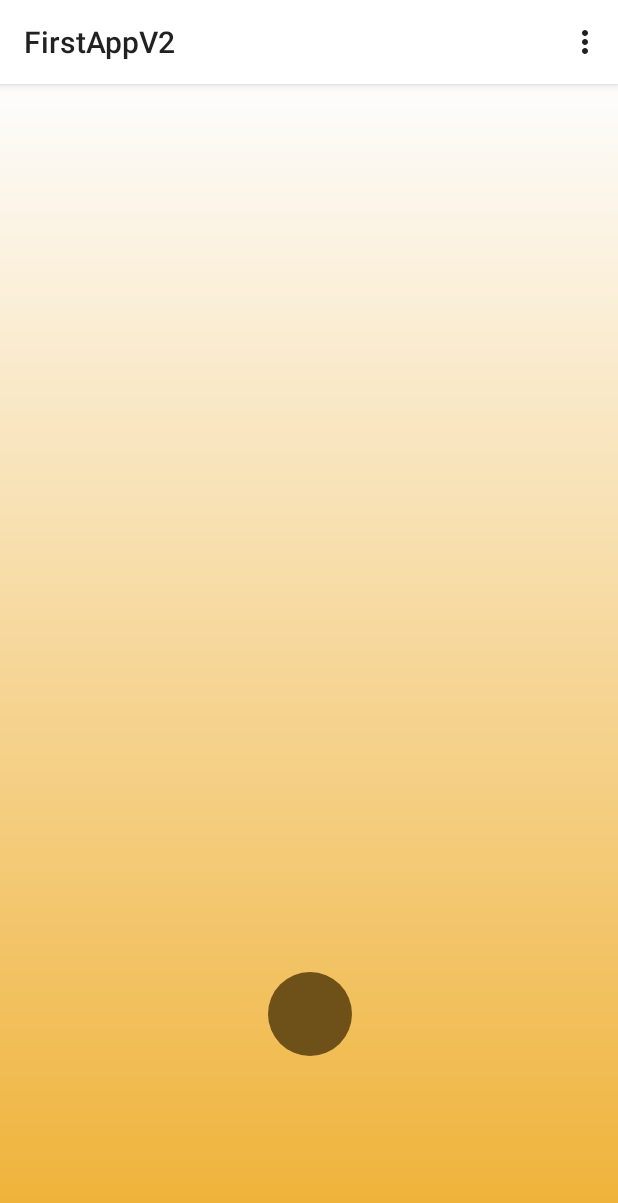
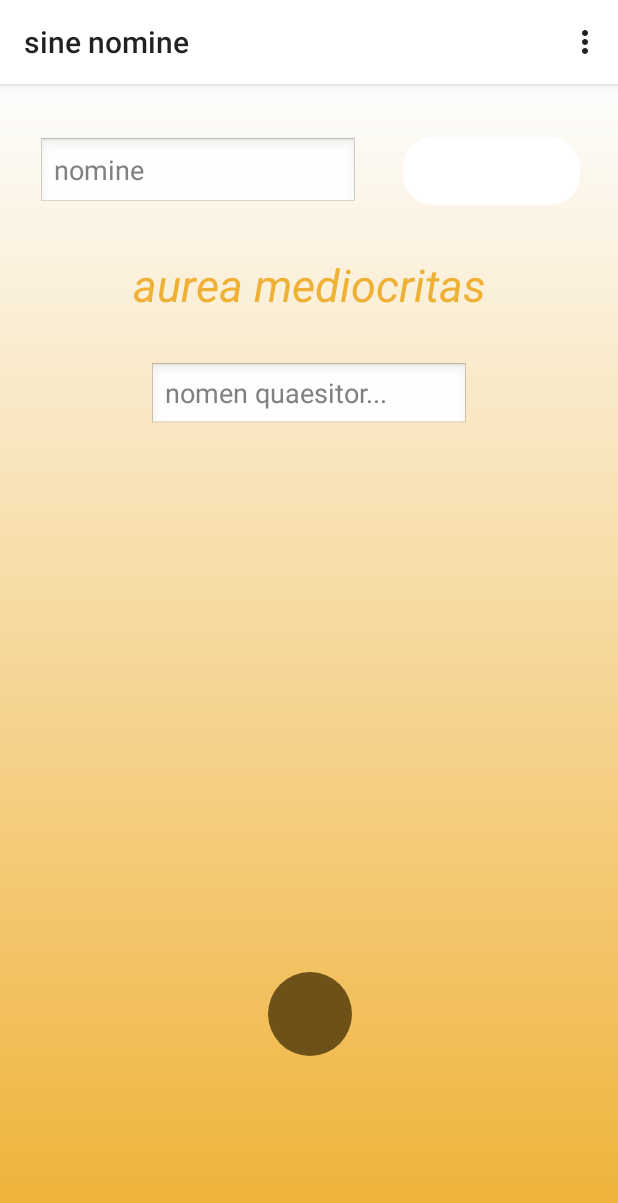
Before and after one commit to uytera/FirstAppV2, an Android app: the screen it shows after launch (MainActivity), on a phone screen of 412 x 824 dp. Shown: the top 1203 px of the screen. Run offline under Robolectric (Android 15) with nearby library versions, the phone set to English and light mode, and no system bars.

Commit message:
Добовил вторую активити с передачей данных через интенд и сохранение заголовка прилоэения в файле настроек.

```diff
--- a/app/src/main/AndroidManifest.xml
+++ b/app/src/main/AndroidManifest.xml
@@ -16,6 +16,7 @@
                 <category android:name="android.intent.category.LAUNCHER" />
             </intent-filter>
         </activity>
+        <activity android:name=".TenebrisActivity" />
     </application>
 
 </manifest>
--- a/app/src/main/java/com/example/firstappv2/MainActivity.java
+++ b/app/src/main/java/com/example/firstappv2/MainActivity.java
@@ -5,12 +5,15 @@ import androidx.constraintlayout.widget.ConstraintLayout;
 import androidx.fragment.app.DialogFragment;
 import androidx.fragment.app.FragmentManager;
 
+import android.content.Intent;
+import android.content.SharedPreferences;
 import android.graphics.Color;
 import android.os.Bundle;
 import android.view.Menu;
 import android.view.MenuInflater;
 import android.view.View;
 import android.widget.Button;
+import android.widget.EditText;
 import android.widget.LinearLayout;
 import android.widget.TextView;
 
@@ -18,20 +21,37 @@ public class MainActivity extends AppCompatActivity implements AbyssiDialog.Noti
     TextView topText;
     Button middleButton;
     Button deepButton;
+    Button caputButton;
     ConstraintLayout view;
+    EditText editText;
+    EditText caputEditText;
+    SharedPreferences sharedPreferences;
+
+
+    public static String textF = "nomen";
+    public static String textCaput = "caput";
 
 
     @Override
     protected void onCreate(Bundle savedInstanceState) {
         super.onCreate(savedInstanceState);
         setContentView(R.layout.activity_main);
+        sharedPreferences = getPreferences(MODE_PRIVATE);
 
-        view = (ConstraintLayout) findViewById(R.id.currentAct);
-        topText = (TextView) findViewById(R.id.topText);
-        middleButton = (Button) findViewById(R.id.middleButton);
-        deepButton = (Button) findViewById(R.id.deepButton);
+        view = findViewById(R.id.currentAct);
+        topText = findViewById(R.id.topText);
+        editText = findViewById(R.id.nomen);
+        deepButton = findViewById(R.id.deepButton);
+        caputButton = findViewById(R.id.caputButton);
+        caputEditText = findViewById(R.id.nomineCaput);
 
-        middleButton.setOnClickListener(new View.OnClickListener() {
+        if(sharedPreferences.contains(textCaput)) {
+            setTitle(sharedPreferences.getString(textCaput, ""));
+        }
+        else{
+            setTitle("sine nomine");
+        }
+        /*middleButton.setOnClickListener(new View.OnClickListener() {
             @Override
             public void onClick(View v) {
                 showSystemUI();
@@ -41,7 +61,7 @@ public class MainActivity extends AppCompatActivity implements AbyssiDialog.Noti
                 deepButton.setVisibility(View.VISIBLE);
                 view.setBackgroundResource(R.drawable.gradient_middle);
             }
-        });
+        });*/
 
         deepButton.setOnClickListener(new View.OnClickListener() {
             @Override
@@ -50,17 +70,24 @@ public class MainActivity extends AppCompatActivity implements AbyssiDialog.Noti
                 diag.show(getSupportFragmentManager(), "NoticeMeUwU");
             }
         });
+
+        caputButton.setOnClickListener(new View.OnClickListener() {
+            @Override
+            public void onClick(View v) {
+                SharedPreferences.Editor editor = sharedPreferences.edit();
+                editor.putString(textCaput, String.valueOf(caputEditText.getText()));
+                editor.apply();
+                setTitle(caputEditText.getText());
+            }
+        });
     }
 
 
     @Override
     public void onDialogPositiveClick(DialogFragment dialog) {
-        topText.setText("tenebris profundis");
-        topText.setTextColor(Color.parseColor("#000000"));
-        middleButton.setVisibility(View.VISIBLE);
-        deepButton.setVisibility(View.INVISIBLE);
-        view.setBackgroundResource(R.drawable.gradient_deep);
-        hideSystemUI();
+        Intent intent = new Intent(this, TenebrisActivity.class);
+        intent.putExtra(textF, editText.getText().toString());
+        startActivity(intent);
     }
 
     @Override
--- /dev/null
+++ b/app/src/main/res/drawable/very_light_button.xml
@@ -0,0 +1,5 @@
+<shape xmlns:android="http://schemas.android.com/apk/res/android"
+    android:shape="rectangle" android:padding="10dp">
+    <solid android:color="#FFFFFF"/>
+    <corners android:radius="20dp"/>
+</shape>
--- a/app/src/main/res/layout/activity_main.xml
+++ b/app/src/main/res/layout/activity_main.xml
@@ -25,31 +25,15 @@
             android:layout_marginStart="41dp"
             android:layout_marginTop="113dp"
             android:layout_marginEnd="42dp"
-            android:layout_marginBottom="234dp"
             android:text="aurea mediocritas"
             android:textAlignment="center"
             android:textColor="#EFB135"
             android:textColorLink="#FFFFFF"
             android:textSize="30sp"
             android:textStyle="italic"
-            app:layout_constraintBottom_toTopOf="@+id/middleButton"
             app:layout_constraintEnd_toEndOf="parent"
             app:layout_constraintStart_toStartOf="parent"
             app:layout_constraintTop_toTopOf="parent" />
-
-        <Button
-
-            android:id="@+id/middleButton"
-            android:layout_width="56dp"
-            android:layout_height="56dp"
-            android:layout_marginStart="14dp"
-            android:layout_marginEnd="13dp"
-            android:layout_marginBottom="200dp"
-            android:background="@drawable/light_button"
-            android:visibility="invisible"
-            app:layout_constraintBottom_toTopOf="@+id/deepButton"
-            app:layout_constraintEnd_toEndOf="parent"
-            app:layout_constraintStart_toStartOf="parent" />
 
         <Button
             android:id="@+id/deepButton"
@@ -64,6 +48,43 @@
             app:layout_constraintEnd_toEndOf="parent"
             app:layout_constraintStart_toStartOf="parent" />
 
+        <EditText
+            android:id="@+id/nomen"
+            android:layout_width="wrap_content"
+            android:layout_height="45dp"
+            android:layout_marginStart="99dp"
+            android:layout_marginTop="32dp"
+            android:layout_marginEnd="99dp"
+            android:ems="10"
+            android:hint="nomen quaesitor..."
+            android:inputType="textPersonName"
+            app:layout_constraintEnd_toEndOf="parent"
+            app:layout_constraintHorizontal_bias="0.0"
+            app:layout_constraintStart_toStartOf="parent"
+            app:layout_constraintTop_toBottomOf="@+id/topText" />
+
+        <EditText
+            android:id="@+id/nomineCaput"
+            android:layout_width="wrap_content"
+            android:layout_height="wrap_content"
+            android:layout_marginStart="25dp"
+            android:layout_marginTop="35dp"
+            android:ems="10"
+            android:inputType="textPersonName"
+            android:hint="nomine"
+            app:layout_constraintStart_toStartOf="parent"
+            app:layout_constraintTop_toTopOf="parent" />
+
+        <Button
+            android:id="@+id/caputButton"
+            android:background="@drawable/very_light_button"
+            android:layout_width="118dp"
+            android:layout_height="45dp"
+            android:layout_marginTop="35dp"
+            android:layout_marginEnd="25dp"
+            app:layout_constraintEnd_toEndOf="parent"
+            app:layout_constraintTop_toTopOf="parent" />
+
     </androidx.constraintlayout.widget.ConstraintLayout>
 
 </androidx.constraintlayout.widget.ConstraintLayout>
```
Also changed, not shown: app/src/main/java/com/example/firstappv2/TenebrisActivity.java (added, +58 -0 lines), app/src/main/res/layout/tenebris_layout.xml (added, +79 -0 lines).
